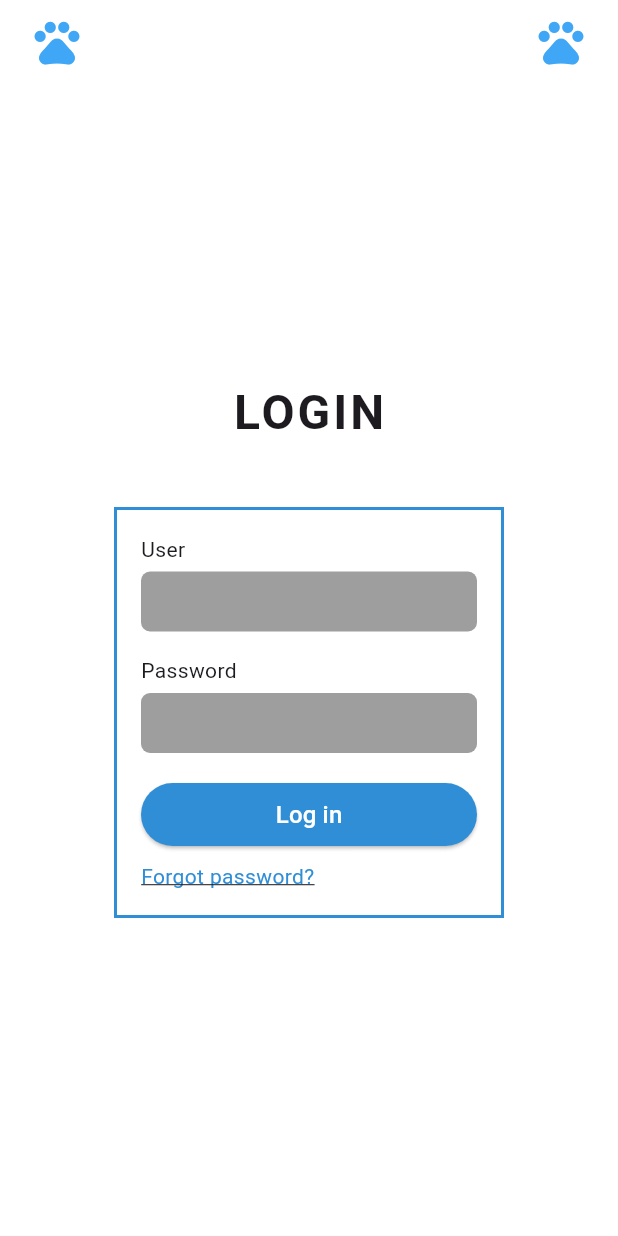
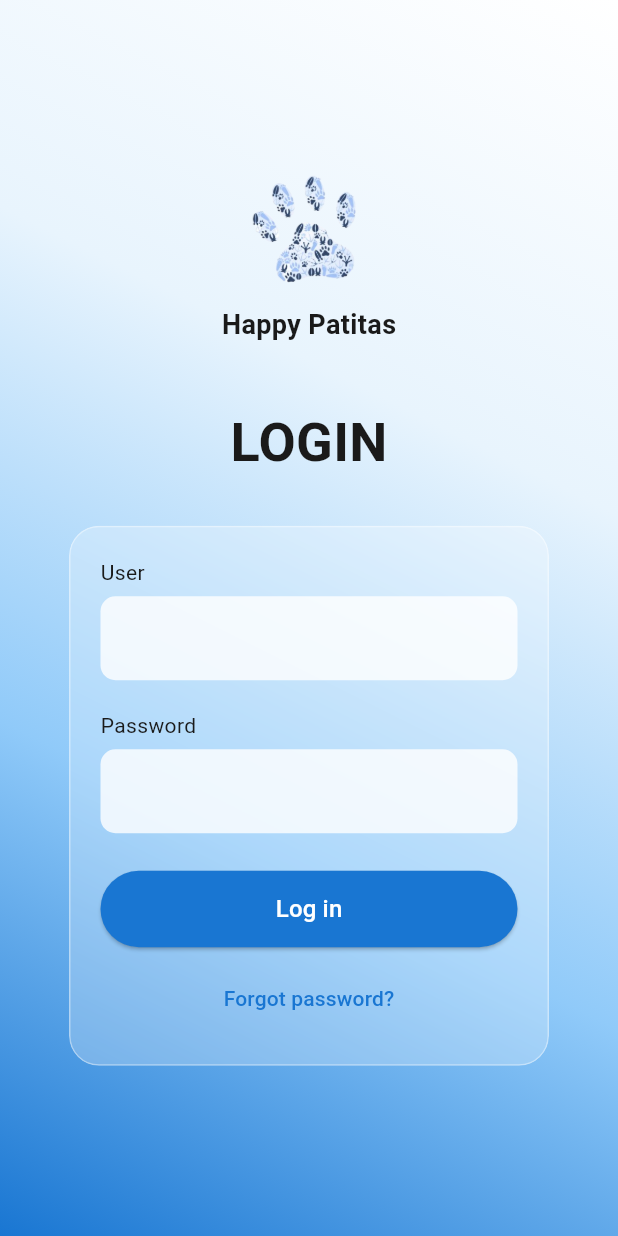
Before and after one commit to Yasmina-R-S/Happy-Patitas, a Flutter app: the LoginScreen screen opened directly, on a phone screen of 412 x 824 dp. Run offline on Flutter 3.47's test engine with Material 3 defaults, Android fonts, the phone set to English and light mode, and no system bars; our stand-ins replace fl_chart, flutter_map, geolocator, google_fonts, latlong2.

Commit message:
Revert "Merge branch 'main' of https://github.com/Yasmina-R-S/Happy-Patitas"
This reverts commit 3472fd059f6324cf9ee4fcf734b9091302a25b13, reversing
changes made to 3dda9006b39501503ee6ddf93d894b59cfcc5eb3.

```diff
--- a/lib/screens/login_screen.dart
+++ b/lib/screens/login_screen.dart
@@ -1,167 +1,181 @@
+import 'dart:ui';
 import 'package:flutter/material.dart';
+import 'main_screen.dart';
+import 'forgot_password_screen.dart';
+import '../utils/colors.dart';
 
-class LoginScreen extends StatefulWidget {
+class LoginScreen extends StatelessWidget {
   const LoginScreen({super.key});
-
-  @override
-  State<LoginScreen> createState() => _LoginScreenState();
-}
-
-class _LoginScreenState extends State<LoginScreen> {
-
-  final TextEditingController userController = TextEditingController();
-  final TextEditingController passwordController = TextEditingController();
 
   @override
   Widget build(BuildContext context) {
     return Scaffold(
-      backgroundColor: Colors.white,
-      body: SafeArea(
-        child: Stack(
+      body: Container(
+        width: double.infinity,
+
+        /// FONDO DEGRADADO INVERTIDO (AZUL → BLANCO)
+        decoration: const BoxDecoration(
+          gradient: AppColors.primaryGradient,
+        ),
+
+        child: Center(
+          child: SingleChildScrollView(
+            child: Column(
               children: [
 
-            /// ICONO IZQUIERDO
-            Positioned(
-              top: 10,
-              left: 20,
-              child: Icon(
-                Icons.pets,
-                color: Color(0xFF3FA7F5),
-                size: 36,
+                /// LOGO
+                Column(
+                  children: [
+                    Image.asset(
+                      "assets/logo_hp.png", // ← Aquí está tu logo
+                      height: 80,
+                    ),
+                    const SizedBox(height: 10),
+                    const Text(
+                      "Happy Patitas",
+                      style: TextStyle(
+                        fontSize: 18,
+                        fontWeight: FontWeight.bold,
+                        color: AppColors.textMainLight,
                       ),
                     ),
-
-            /// ICONO DERECHO
-            Positioned(
-              top: 10,
-              right: 20,
-              child: Icon(
-                Icons.pets,
-                color: Color(0xFF3FA7F5),
-                size: 36,
-              ),
-            ),
-
-            /// CONTENIDO
-            Center(
-              child: Column(
-                mainAxisSize: MainAxisSize.min,
-                children: [
-
-                  const SizedBox(height: 40),
-
-                  const Text(
-                    "LOGIN",
-                    style: TextStyle(
-                      fontSize: 32,
-                      fontWeight: FontWeight.bold,
-                      letterSpacing: 2,
-                    ),
+                  ],
                 ),
 
                 const SizedBox(height: 40),
 
-                  Container(
-                    width: 260,
-                    padding: const EdgeInsets.all(16),
-                    decoration: BoxDecoration(
-                      border: Border.all(
-                        color: Color(0xFF2F8ED6),
-                        width: 2,
+                /// TITULO
+                const Text(
+                  "LOGIN",
+                  style: TextStyle(
+                    fontSize: 36,
+                    fontWeight: FontWeight.bold,
+                    color: AppColors.textMainLight,
                   ),
                 ),
+
+                const SizedBox(height: 30),
+
+                /// FORMULARIO CON EFECTO CRISTAL
+                ClipRRect(
+                  borderRadius: BorderRadius.circular(20),
+                  child: BackdropFilter(
+                    filter: ImageFilter.blur(
+                      sigmaX: 12,
+                      sigmaY: 12,
+                    ),
+                    child: Container(
+                      width: 320,
+                      padding: const EdgeInsets.all(20),
+                      decoration: BoxDecoration(
+                        color: Colors.white.withValues(alpha: 0.25),
+                        borderRadius: BorderRadius.circular(20),
+                        border: Border.all(
+                          color: Colors.white.withValues(alpha: 0.4),
+                        ),
+                      ),
+
                       child: Column(
                         crossAxisAlignment: CrossAxisAlignment.start,
                         children: [
 
-                        const Text("User"),
+                          /// USER
+                          const Text(
+                            "User",
+                            style: TextStyle(color: AppColors.textMainLight),
+                          ),
+                          const SizedBox(height: 6),
 
-                        const SizedBox(height: 5),
-
-                        Container(
-                          height: 40,
-                          decoration: BoxDecoration(
-                            color: Colors.grey,
-                            borderRadius: BorderRadius.circular(6),
-                          ),
-                          child: TextField(
-                            controller: userController,
-                            style: const TextStyle(
-                              color: Colors.white,
-                            ),
-                            decoration: const InputDecoration(
-                              border: InputBorder.none,
-                              contentPadding: EdgeInsets.symmetric(horizontal: 10),
-                            ),
-                          ),
-                        ),
-
-                        const SizedBox(height: 16),
-
-                        const Text("Password"),
-
-                        const SizedBox(height: 5),
-
-                        Container(
-                          height: 40,
-                          decoration: BoxDecoration(
-                            color: Colors.grey,
-                            borderRadius: BorderRadius.circular(6),
-                          ),
-                          child: TextField(
-                            controller: passwordController,
-                            obscureText: true,
-                            style: const TextStyle(
-                              color: Colors.white,
-                            ),
-                            decoration: const InputDecoration(
-                              border: InputBorder.none,
-                              contentPadding: EdgeInsets.symmetric(horizontal: 10),
+                          TextField(
+                            decoration: InputDecoration(
+                              filled: true,
+                              fillColor: Colors.white.withValues(alpha: 0.8),
+                              border: OutlineInputBorder(
+                                borderRadius: BorderRadius.circular(10),
+                                borderSide: BorderSide.none,
                               ),
                             ),
                           ),
 
                           const SizedBox(height: 20),
 
+                          /// PASSWORD
+                          const Text(
+                            "Password",
+                            style: TextStyle(color: AppColors.textMainLight),
+                          ),
+                          const SizedBox(height: 6),
+
+                          TextField(
+                            obscureText: true,
+                            decoration: InputDecoration(
+                              filled: true,
+                              fillColor: Colors.white.withValues(alpha: 0.8),
+                              border: OutlineInputBorder(
+                                borderRadius: BorderRadius.circular(10),
+                                borderSide: BorderSide.none,
+                              ),
+                            ),
+                          ),
+
+                          const SizedBox(height: 25),
+
+                          /// BOTON LOGIN
                           SizedBox(
                             width: double.infinity,
-                          height: 42,
                             child: ElevatedButton(
                               style: ElevatedButton.styleFrom(
-                              backgroundColor: const Color(0xFF2F8ED6),
+                                padding:
+                                const EdgeInsets.symmetric(vertical: 14),
                                 shape: RoundedRectangleBorder(
-                                borderRadius: BorderRadius.circular(25),
+                                  borderRadius: BorderRadius.circular(30),
                                 ),
+                                backgroundColor: AppColors.primaryBlue,
+                                foregroundColor: Colors.white,
                               ),
-                            onPressed: () {},
+                              onPressed: () {
+                                Navigator.pushReplacement(
+                                  context,
+                                  MaterialPageRoute(
+                                      builder: (context) => const MainScreen()),
+                                );
+                              },
                               child: const Text(
                                 "Log in",
-                              style: TextStyle(
-                                color: Colors.white,
-                                fontSize: 16,
-                              ),
+                                style: TextStyle(fontSize: 16),
                               ),
                             ),
                           ),
 
                           const SizedBox(height: 10),
 
-                        const Text(
+                          /// FORGOT PASSWORD
+                          Center(
+                            child: TextButton(
+                              onPressed: () {
+                                Navigator.push(
+                                  context,
+                                  MaterialPageRoute(
+                                      builder: (context) =>
+                                          const ForgotPasswordScreen()),
+                                );
+                              },
+                              child: const Text(
                                 "Forgot password?",
-                          style: TextStyle(
-                            color: Color(0xFF2F8ED6),
-                            decoration: TextDecoration.underline,
+                                style: TextStyle(color: AppColors.primaryBlue),
+                              ),
                             ),
                           ),
                         ],
                       ),
                     ),
-                ],
                   ),
                 ),
               ],
             ),
           ),
+        ),
+      ),
     );
   }
 }
```
Lines whose indentation alone changed are shown as unchanged.
